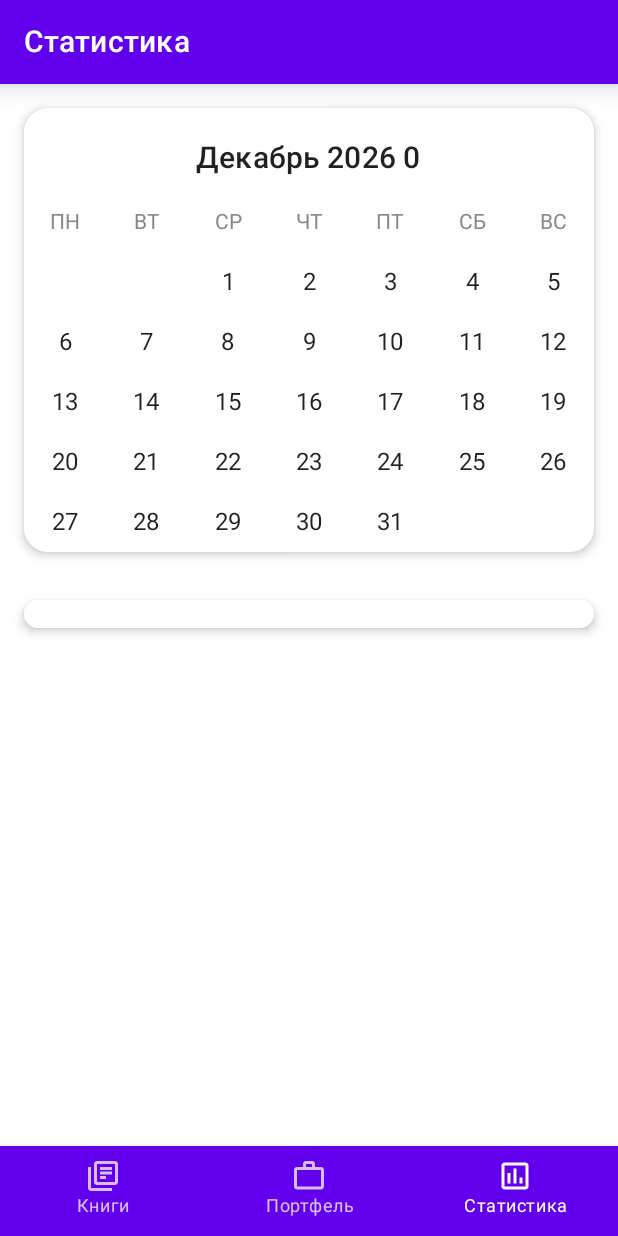
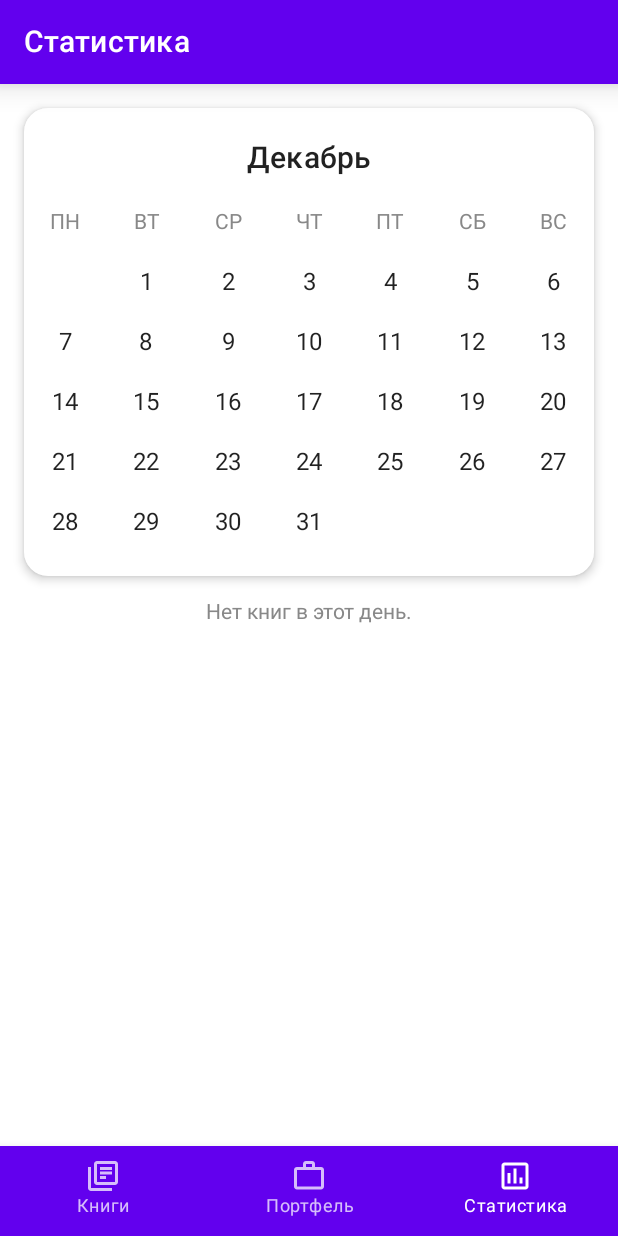
Before and after one commit to NikitaaGorbatko/Sankirtan, an Android app built with Jetpack Compose: the screen it shows after launch (MainActivity), item 3 of the bottom bar chosen, on a phone screen of 412 x 824 dp. Run offline under Robolectric (Android 15) with nearby library versions, the phone set to English and light mode, and no system bars; our stand-ins replace Room's generated code.

Commit message:
checkpoint, working on StatisticFragment.kt

```diff
--- a/app/src/main/java/nikitagorbatko/example/sankirtan/CalendarProvider.kt
+++ b/app/src/main/java/nikitagorbatko/example/sankirtan/CalendarProvider.kt
@@ -7,11 +7,13 @@ import java.time.YearMonth
 import java.util.*
 
 object CalendarProvider {
-    private val calendar = GregorianCalendar.getInstance()
+    val calendar = GregorianCalendar.getInstance()//createCalendar()
     val monthNum = calendar.get(GregorianCalendar.MONTH)
     val year = calendar.get(GregorianCalendar.YEAR)
+    val day = calendar.get(GregorianCalendar.DAY_OF_MONTH)
     @RequiresApi(Build.VERSION_CODES.O)
     val days = YearMonth.of(year, monthNum + 1).lengthOfMonth()
     private val testCalendar = GregorianCalendar(year, monthNum, 1)
-    val firstDayOfFirstWeek = testCalendar.get(GregorianCalendar.DAY_OF_WEEK)
+    private val dayOfWeek = testCalendar.get(GregorianCalendar.DAY_OF_WEEK)
+    val firstDayOfFirstWeek = if (dayOfWeek == 1) 7 else dayOfWeek - 1
 }
--- /dev/null
+++ b/app/src/main/java/nikitagorbatko/example/sankirtan/DatabaseProvider.kt
@@ -0,0 +1,4 @@
+package nikitagorbatko.example.sankirtan
+
+object DatabaseProvider {
+}
--- a/app/src/main/java/nikitagorbatko/example/sankirtan/StatisticFragment.kt
+++ b/app/src/main/java/nikitagorbatko/example/sankirtan/StatisticFragment.kt
@@ -1,10 +1,13 @@
 package nikitagorbatko.example.sankirtan
 
+import android.annotation.SuppressLint
 import android.os.Build
-import android.util.Log
 import androidx.annotation.RequiresApi
-import androidx.compose.foundation.clickable
+import androidx.compose.animation.ExperimentalAnimationApi
+import androidx.compose.foundation.*
 import androidx.compose.foundation.layout.*
+import androidx.compose.foundation.lazy.LazyColumn
+import androidx.compose.foundation.lazy.items
 import androidx.compose.foundation.shape.CircleShape
 import androidx.compose.foundation.shape.RoundedCornerShape
 import androidx.compose.material.*
@@ -12,47 +15,105 @@ import androidx.compose.runtime.*
 import androidx.compose.ui.Alignment
 import androidx.compose.ui.Modifier
 import androidx.compose.ui.draw.clip
-import androidx.compose.ui.graphics.Shape
+import androidx.compose.ui.graphics.Brush
+import androidx.compose.ui.graphics.Color
 import androidx.compose.ui.layout.FirstBaseline
 import androidx.compose.ui.res.stringArrayResource
 import androidx.compose.ui.text.style.TextAlign
+import androidx.compose.ui.unit.ExperimentalUnitApi
+import androidx.compose.ui.unit.TextUnit
+import androidx.compose.ui.unit.TextUnitType
 import androidx.compose.ui.unit.dp
 import kotlinx.coroutines.CoroutineScope
-import kotlinx.serialization.decodeFromString
-import kotlinx.serialization.json.Json
-import kotlinx.serialization.json.decodeFromJsonElement
-import java.time.YearMonth
-import java.util.*
 
-val items = mutableMapOf<Date, DistributedItem>()
 
+@ExperimentalUnitApi
+@ExperimentalMaterialApi
+@ExperimentalAnimationApi
+@SuppressLint("UnrememberedMutableState")
 @RequiresApi(Build.VERSION_CODES.O)
-//@SuppressLint("CoroutineCreationDuringComposition")
 @Composable
 fun StatisticScreen(distributedItems: List<DistributedItem>, coroutineScope: CoroutineScope) {
-    var text by remember { mutableStateOf("") }
-    Column {
-        MonthCard(distributedItems, day = { text = it })
-        Card(
-            elevation = 4.dp,
-            shape = RoundedCornerShape(16.dp),
-            modifier = Modifier.padding(16.dp).fillMaxWidth()
-        ) {
-            distributedItems.forEach { text += it.date.toString() }
-            Text(text)
+    var list by mutableStateOf(listOf<DistributedItem>())
+    LazyColumn {
+        item {
+            MonthCard(
+                onItemClick = {
+                    date: Int -> run {
+                        list = listOf()
+                        distributedItems.forEach { item ->
+                            if (item.date == date) {
+                                list = list.toMutableList().also { it.add(item) }
+                            }
+                        }
+                    }
+                }
+            )
+        }
+        item {
+            if (list.isEmpty()) {
+                Box(contentAlignment = Alignment.Center, modifier = Modifier.fillMaxWidth()) {
+                    Text(
+                        "Нет книг в этот день.",
+                        modifier = Modifier.padding(16.dp, 0.dp, 16.dp, 76.dp),
+                        textAlign = TextAlign.Center,
+                        style = MaterialTheme.typography.body2,
+                    )
+                }
+            } else {
+                Card(
+                    elevation = 4.dp,
+                    shape = RoundedCornerShape(16.dp),
+                    modifier = Modifier
+                        .padding(16.dp, 0.dp, 16.dp, 76.dp)
+                        .fillMaxWidth()
+                ) {
+                    Column {
+                        list.forEach { DistributedItemCard(it) }
+                    }
+                }
+            }
         }
     }
 }
 
+@ExperimentalAnimationApi
+@ExperimentalMaterialApi
+@ExperimentalUnitApi
+@Composable
+private fun DistributedItemCard(
+    book: DistributedItem,
+    onEditDialog: (book: Book) -> Unit = {}
+) {
+    Column(
+        verticalArrangement = Arrangement.Center,
+        modifier = Modifier
+            .fillMaxWidth()
+            .height(72.dp)
+            //.clickable { onEditDialog(book) }
+    ) {
+        Text(
+            book.name,
+            maxLines = 1,
+            fontSize = TextUnit(16f, TextUnitType.Sp),
+            modifier = Modifier.padding(16.dp, 10.dp, 16.dp, 2.dp)
+        )
+        Text(
+            "${book.amount} по ${book.cost}р = ${book.amount * book.cost}р",
+            style = MaterialTheme.typography.body2,
+            modifier = Modifier.padding(16.dp, 0.dp, 16.dp, 10.dp)
+        )
+    }
+    Divider()
+}
+
 @RequiresApi(Build.VERSION_CODES.O)
 @Composable
-fun MonthCard(distributedItems: List<DistributedItem>, day: (String) -> Unit) {
-    distributedItems.forEach { items[Date(it.date)] = it }
-
+fun MonthCard(onItemClick: (date: Int) -> Unit) {
     val months = stringArrayResource(R.array.months)
     val month = months[CalendarProvider.monthNum]
-
     var counter = 1
+    var clickedDay by remember { mutableStateOf(0) }
 
     Card(
         elevation = 4.dp,
@@ -65,103 +126,167 @@ fun MonthCard(distributedItems: List<DistributedItem>, day: (String) -> Unit) {
         ) {
             Box(Modifier.height(56.dp)) {
                 Text(
-                    text = "$month ${CalendarProvider.year} ${distributedItems.size}",
+                    text = month,
                     style = MaterialTheme.typography.h6,
                     modifier = Modifier.paddingFrom(alignmentLine = FirstBaseline, 40.dp)
                 )
             }
-            Row(modifier = Modifier.fillMaxWidth(), horizontalArrangement = Arrangement.SpaceAround) {
-                Day("ПН", style = Style.BODY2, clickable = false, make = { })
-                Day("ВТ", style = Style.BODY2, clickable = false, make = { })
-                Day("СР", style = Style.BODY2, clickable = false, make = { })
-                Day("ЧТ", style = Style.BODY2, clickable = false, make = { })
-                Day("ПТ", style = Style.BODY2, clickable = false, make = { })
-                Day("СБ", style = Style.BODY2, clickable = false, make = { })
-                Day("ВС", style = Style.BODY2, clickable = false, make = { })
+            Row(
+                modifier = Modifier.fillMaxWidth(),
+                horizontalArrangement = Arrangement.SpaceAround
+            ) {
+                Day("ПН", style = Style.BODY2)
+                Day("ВТ", style = Style.BODY2)
+                Day("СР", style = Style.BODY2)
+                Day("ЧТ", style = Style.BODY2)
+                Day("ПТ", style = Style.BODY2)
+                Day("СБ", style = Style.BODY2)
+                Day("ВС", style = Style.BODY2)
             }
-            Row(modifier = Modifier.fillMaxWidth(), horizontalArrangement = Arrangement.SpaceAround) {
+            Row(
+                modifier = Modifier.fillMaxWidth(),
+                horizontalArrangement = Arrangement.SpaceAround
+            ) {
                 for (i in 1 .. 7) {
                     if (counter < CalendarProvider.days) {
-                        if (i == CalendarProvider.firstDayOfFirstWeek || i > CalendarProvider.firstDayOfFirstWeek) {
-                            Day ("${counter++}", make = { day(it) })
+                        if (i >= CalendarProvider.firstDayOfFirstWeek) {
+                            Day (
+                                num = "${counter++}",
+                                onClick = {
+                                    onItemClick(it)
+                                    clickedDay = Datee(it).day
+                                },
+                                clicked = clickedDay == counter - 1,
+                                clickable = true
+                            )
                         } else {
-                            Day("", clickable = false, make = { })
-                        }
-                    }
-                }
-            }
-            Row(modifier = Modifier.fillMaxWidth(), horizontalArrangement = Arrangement.SpaceAround) {
-                for (i in 1 .. 7) {
-                    Day("${counter++}", make = { day(it) })
-                }
-            }
-            Row(modifier = Modifier.fillMaxWidth(), horizontalArrangement = Arrangement.SpaceAround) {
-                for (i in 1 .. 7) {
-                    Day("${counter++}", make = { day(it) })
-                }
-            }
-            Row(modifier = Modifier.fillMaxWidth(), horizontalArrangement = Arrangement.SpaceAround) {
-                if (counter <= CalendarProvider.days) {
-                    for (i in 1 .. 7) {
-                        if (counter > CalendarProvider.days) {
-                            Day("", clickable = false, make = { })
-                        } else {
-                            Day("${counter++}", make = { day(it) })
-                        }
-                    }
-                }
-            }
-            Row(modifier = Modifier.fillMaxWidth(), horizontalArrangement = Arrangement.SpaceAround) {
-                if (counter <= CalendarProvider.days) {
-                    for (i in 1 .. 7) {
-                        if (counter > CalendarProvider.days) {
-                            Day("", clickable = false, make = { })
-                        } else {
-                            Day("${counter++}", make = { day(it) })
+                            Day()
                         }
                     }
                 }
             }
             Row(
-                modifier = Modifier.fillMaxWidth(), horizontalArrangement = Arrangement.SpaceAround) {
+                modifier = Modifier.fillMaxWidth(),
+                horizontalArrangement = Arrangement.SpaceAround
+            ) {
+                for (i in 1 .. 7) {
+                    Day (
+                        num = "${counter++}",
+                        onClick = {
+                            onItemClick(it)
+                            clickedDay = Datee(it).day
+                        },
+                        clicked = clickedDay == counter - 1,
+                        clickable = true
+                    )
+                }
+            }
+            Row(
+                modifier = Modifier.fillMaxWidth(),
+                horizontalArrangement = Arrangement.SpaceAround
+            ) {
+                for (i in 1 .. 7) {
+                    Day (
+                        num = "${counter++}",
+                        onClick = {
+                            onItemClick(it)
+                            clickedDay = Datee(it).day
+                        },
+                        clicked = clickedDay == counter - 1,
+                        clickable = true
+                    )
+                }
+            }
+            Row(
+                modifier = Modifier.fillMaxWidth(),
+                horizontalArrangement = Arrangement.SpaceAround
+            ) {
                 if (counter <= CalendarProvider.days) {
                     for (i in 1 .. 7) {
-                        if (counter > CalendarProvider.days) {
-                            Day("", clickable = false, make = { })
-                            Day("${counter++}", make = { day(it) })
+                        if (counter <= CalendarProvider.days) {
+                            Day (
+                                num = "${counter++}",
+                                onClick = {
+                                    onItemClick(it)
+                                    clickedDay = Datee(it).day
+                                },
+                                clickable = true
+                            )
+                        } else {
+                            Day()
+                        }
+                    }
+                }
+            }
+            Row(
+                modifier = Modifier.fillMaxWidth(),
+                horizontalArrangement = Arrangement.SpaceAround
+            ) {
+                if (counter <= CalendarProvider.days) {
+                    for (i in 1 .. 7) {
+                        if (counter <= CalendarProvider.days) {
+                            Day (
+                                num = "${counter++}",
+                                onClick = {
+                                    onItemClick(it)
+                                    clickedDay = Datee(it).day
+                                },
+                                clickable = true
+                            )
+                        } else {
+                            Day()
+                        }
+                    }
+                }
+            }
+            Row(
+                modifier = Modifier.fillMaxWidth().padding(bottom = 16.dp),
+                horizontalArrangement = Arrangement.SpaceAround
+            ) {
+                if (counter <= CalendarProvider.days) {
+                    for (i in 1 .. 7) {
+                        if (counter <= CalendarProvider.days) {
+                            Day (
+                                num = "${counter++}",
+                                onClick = {
+                                    onItemClick(it)
+                                    clickedDay = Datee(it).day
+                                },
+                                clickable = true
+                            )
+                        } else {
+                            Day()
                         }
                     }
                 }
             }
         }
+        counter = 1
     }
-
 }
 
-enum class Style {
-    BODY1, BODY2
-}
+enum class Style { BODY1, BODY2 }
 
 @Composable
 fun Day(
-    num: String,
-    isWeekend: Boolean = false,
+    num: String = "",
     style: Style = Style.BODY1,
-    clickable: Boolean = true,
-    make: (day: String) -> Unit
+    clickable: Boolean = false,
+    onClick: (date: Int) -> Unit = {},
+    clicked: Boolean = false
 ) {
-    var str = ""
     val modifier: Modifier = if (clickable) {
+        val date = Datee(num.toInt(), CalendarProvider.monthNum, CalendarProvider.year)
         Modifier
             .size(40.dp)
             .clip(CircleShape)
-            .clickable {
-                items.forEach { Log.d("TAG", it.key.toString()) }
-                //Log.d("TAG", CalendarProvider.calendar.time.toString())
-                make(str)
-            }
+            .background(if (clicked) Color.LightGray else Color.Unspecified)
+            .clickable { onClick(date.intDate) }
     } else { Modifier.size(40.dp) }
-    Box(contentAlignment = Alignment.Center, modifier = modifier) {
+    Box(
+        contentAlignment = Alignment.Center,
+        modifier = modifier
+    ) {
         Text(
             text = num,
             style = if (style == Style.BODY1) { MaterialTheme.typography.body1 } else { MaterialTheme.typography.body2 },
--- a/app/src/main/java/nikitagorbatko/example/sankirtan/pojo.kt
+++ b/app/src/main/java/nikitagorbatko/example/sankirtan/pojo.kt
@@ -25,7 +25,7 @@ data class DistributedItem(
     val name: String,
     val cost: Int,
     var amount: Int,
-    var date: Long
+    var date: Int
 )
 
 @Dao
@@ -46,7 +46,7 @@ interface BookDao {
     fun getDistributedItems(): MutableList<DistributedItem>
 
     @Query("INSERT INTO distributed (name, cost, amount, date) VALUES(:name, :cost, :amount, :date)")
-    fun insertDistributedItem(name: String, cost: Int, amount: Int, date: Long): Long
+    fun insertDistributedItem(name: String, cost: Int, amount: Int, date: Int): Long
 
 //    @Query("UPDATE distributed_item SET amount = :amount WHERE id = :itemId")
 //    fun updateDistributedItem(itemId: Int, amount: Int): Int
@@ -67,6 +67,13 @@ interface BookDao {
     fun deleteItem(item: Item): Int
 }
 
+data class Datee(val day: Int, val month: Int, val year: Int) {
+    val intDate: Int
+        get() = year * 10000 + month * 100 + day
+
+    constructor(date: Int) : this(date % 100, date % 10000, date / 10000)
+}
+
 sealed class BottomScreens(val title: String, val icon: Int) {
     object Books : BottomScreens("Книги", R.drawable.ic_books)
     object Briefcase : BottomScreens("Портфель", R.drawable.ic_briefcase)
```
Also changed, not shown: app/src/main/java/nikitagorbatko/example/sankirtan/BriefcaseFragment.kt (+10 -0 lines), app/src/main/java/nikitagorbatko/example/sankirtan/DialogProvider.kt (+10 -8 lines), app/src/main/java/nikitagorbatko/example/sankirtan/MainActivity.kt (+0 -13 lines), app/src/main/java/nikitagorbatko/example/sankirtan/MainScaffold.kt (+6 -4 lines), app/src/main/java/nikitagorbatko/example/sankirtan/SnackbarProvider.kt (added, +41 -0 lines).
